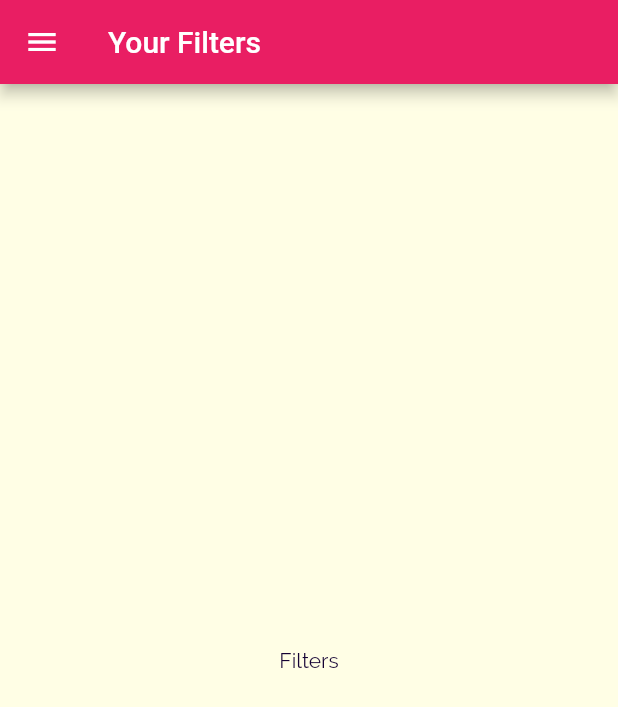
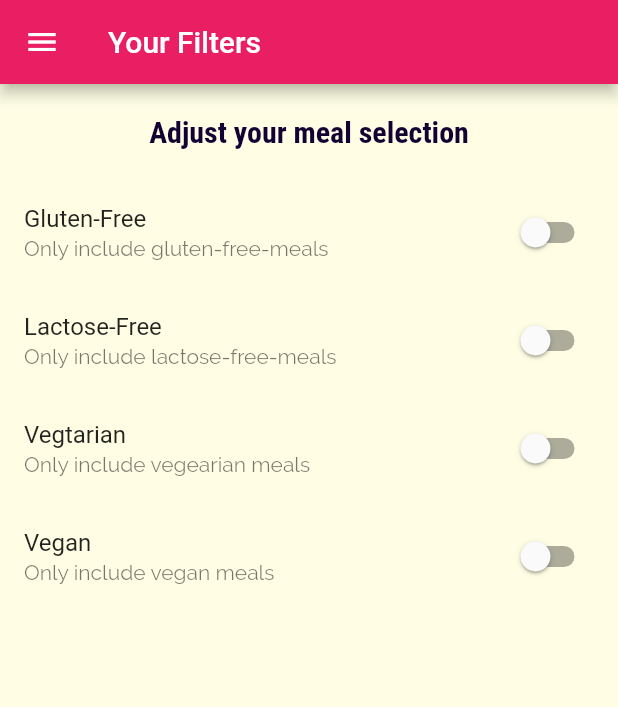
Before and after one commit to aak-301/foodzz, a Flutter app: the FiltersScreen screen opened by its route, on a phone screen of 412 x 824 dp. Shown: the top 707 px of the screen. Run offline on Flutter 3.47's test engine with Material 2 defaults, Android fonts, the phone set to English and light mode, and no system bars; statements that could not run were skipped.

Commit message:
added different filters in filter screen

```diff
--- a/lib/screens/filters.dart
+++ b/lib/screens/filters.dart
@@ -1,16 +1,93 @@
 import 'package:flutter/material.dart';
+import 'package:foodzz/constants/theme.dart';
 import 'package:foodzz/widgets/main_drawer.dart';
 
-class FiltersScreen extends StatelessWidget {
+class FiltersScreen extends StatefulWidget {
   const FiltersScreen({super.key});
+
+  @override
+  State<FiltersScreen> createState() => _FiltersScreenState();
+}
+
+class _FiltersScreenState extends State<FiltersScreen> {
+  bool _glutenFree = false;
+  bool _vegetarian = false;
+  bool _vegan = false;
+  bool _lactoseFree = false;
+
+  Widget _buildSwitchListTile(
+      {required String title,
+      required String description,
+      required bool currentValue,
+      required Function updateValue}) {
+    return SwitchListTile(
+      value: currentValue,
+      onChanged: (value) => updateValue(value),
+      title: Text(title),
+      subtitle: Text(description),
+    );
+  }
 
   @override
   Widget build(BuildContext context) {
     return Scaffold(
       appBar: AppBar(title: const Text('Your Filters')),
       drawer: const MainDrawer(),
-      body: const Center(
-        child: Text("Filters"),
+      body: Column(
+        children: [
+          Container(
+            padding: const EdgeInsets.all(20),
+            child: const Text(
+              'Adjust your meal selection',
+              style: AppTheme.headingTheme,
+            ),
+          ),
+          Expanded(
+              child: ListView(
+            children: [
+              _buildSwitchListTile(
+                title: 'Gluten-Free',
+                description: 'Only include gluten-free-meals',
+                currentValue: _glutenFree,
+                updateValue: ((value) {
+                  setState(() {
+                    _glutenFree = value;
+                  });
+                }),
+              ),
+              _buildSwitchListTile(
+                title: 'Lactose-Free',
+                description: 'Only include lactose-free-meals',
+                currentValue: _lactoseFree,
+                updateValue: ((value) {
+                  setState(() {
+                    _lactoseFree = value;
+                  });
+                }),
+              ),
+              _buildSwitchListTile(
+                title: 'Vegtarian',
+                description: 'Only include vegearian meals',
+                currentValue: _vegetarian,
+                updateValue: ((value) {
+                  setState(() {
+                    _vegetarian = value;
+                  });
+                }),
+              ),
+              _buildSwitchListTile(
+                title: 'Vegan',
+                description: 'Only include vegan meals',
+                currentValue: _vegan,
+                updateValue: ((value) {
+                  setState(() {
+                    _vegan = value;
+                  });
+                }),
+              ),
+            ],
+          ))
+        ],
       ),
     );
   }
```
